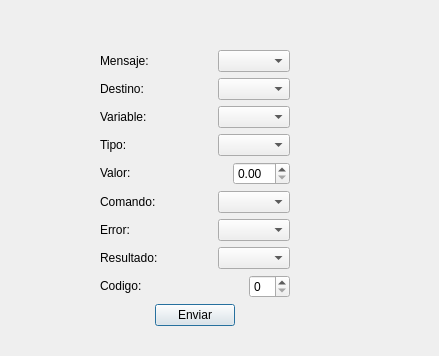
The window that enviar_mensaje.ui (arukagiri/interfazLAC) describes before a commit, drawn with Qt 5.
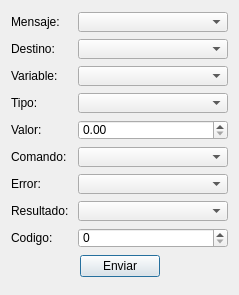
The same window after the commit.

```diff
--- a/enviar_mensaje.ui
+++ b/enviar_mensaje.ui
@@ -6,37 +6,16 @@
    <rect>
     <x>0</x>
     <y>0</y>
-    <width>439</width>
-    <height>356</height>
+    <width>237</width>
+    <height>295</height>
    </rect>
   </property>
   <property name="windowTitle">
    <string>Dialog</string>
   </property>
-  <widget class="QWidget" name="layoutWidget">
-   <property name="geometry">
-    <rect>
-     <x>90</x>
-     <y>40</y>
-     <width>210</width>
-     <height>297</height>
-    </rect>
-   </property>
    <layout class="QVBoxLayout" name="verticalLayout">
-    <property name="leftMargin">
-     <number>10</number>
-    </property>
-    <property name="topMargin">
-     <number>10</number>
-    </property>
-    <property name="rightMargin">
-     <number>10</number>
-    </property>
-    <property name="bottomMargin">
-     <number>10</number>
-    </property>
     <item>
-     <layout class="QHBoxLayout" name="horizontalLayout_8">
+    <layout class="QHBoxLayout" name="horizontalLayout">
       <item>
        <widget class="QLabel" name="label_2">
         <property name="sizePolicy">
@@ -74,12 +53,24 @@
           <verstretch>0</verstretch>
          </sizepolicy>
         </property>
+       <property name="minimumSize">
+        <size>
+         <width>150</width>
+         <height>20</height>
+        </size>
+       </property>
+       <property name="maximumSize">
+        <size>
+         <width>150</width>
+         <height>20</height>
+        </size>
+       </property>
        </widget>
       </item>
      </layout>
     </item>
     <item>
-     <layout class="QHBoxLayout" name="horizontalLayout_7">
+    <layout class="QHBoxLayout" name="horizontalLayout_2">
       <item>
        <widget class="QLabel" name="label">
         <property name="sizePolicy">
@@ -117,12 +108,24 @@
           <verstretch>0</verstretch>
          </sizepolicy>
         </property>
+       <property name="minimumSize">
+        <size>
+         <width>150</width>
+         <height>20</height>
+        </size>
+       </property>
+       <property name="maximumSize">
+        <size>
+         <width>150</width>
+         <height>20</height>
+        </size>
+       </property>
        </widget>
       </item>
      </layout>
     </item>
     <item>
-     <layout class="QHBoxLayout" name="horizontalLayout_6">
+    <layout class="QHBoxLayout" name="horizontalLayout_3">
       <item>
        <widget class="QLabel" name="label_variable">
         <property name="sizePolicy">
@@ -160,12 +163,24 @@
           <verstretch>0</verstretch>
          </sizepolicy>
         </property>
+       <property name="minimumSize">
+        <size>
+         <width>150</width>
+         <height>20</height>
+        </size>
+       </property>
+       <property name="maximumSize">
+        <size>
+         <width>150</width>
+         <height>20</height>
+        </size>
+       </property>
        </widget>
       </item>
      </layout>
     </item>
     <item>
-     <layout class="QHBoxLayout" name="horizontalLayout_10">
+    <layout class="QHBoxLayout" name="horizontalLayout_4">
       <item>
        <widget class="QLabel" name="label_9">
         <property name="sizePolicy">
@@ -203,6 +218,18 @@
           <verstretch>0</verstretch>
          </sizepolicy>
         </property>
+       <property name="minimumSize">
+        <size>
+         <width>150</width>
+         <height>20</height>
+        </size>
+       </property>
+       <property name="maximumSize">
+        <size>
+         <width>150</width>
+         <height>20</height>
+        </size>
+       </property>
        </widget>
       </item>
      </layout>
@@ -246,12 +273,24 @@
           <verstretch>0</verstretch>
          </sizepolicy>
         </property>
+       <property name="minimumSize">
+        <size>
+         <width>150</width>
+         <height>20</height>
+        </size>
+       </property>
+       <property name="maximumSize">
+        <size>
+         <width>150</width>
+         <height>20</height>
+        </size>
+       </property>
        </widget>
       </item>
      </layout>
     </item>
     <item>
-     <layout class="QHBoxLayout" name="horizontalLayout_4">
+    <layout class="QHBoxLayout" name="horizontalLayout_6">
       <item>
        <widget class="QLabel" name="label_4">
         <property name="sizePolicy">
@@ -289,12 +328,24 @@
           <verstretch>0</verstretch>
          </sizepolicy>
         </property>
+       <property name="minimumSize">
+        <size>
+         <width>150</width>
+         <height>20</height>
+        </size>
+       </property>
+       <property name="maximumSize">
+        <size>
+         <width>150</width>
+         <height>20</height>
+        </size>
+       </property>
        </widget>
       </item>
      </layout>
     </item>
     <item>
-     <layout class="QHBoxLayout" name="horizontalLayout_3">
+    <layout class="QHBoxLayout" name="horizontalLayout_7">
       <item>
        <widget class="QLabel" name="label_6">
         <property name="sizePolicy">
@@ -332,12 +383,24 @@
           <verstretch>0</verstretch>
          </sizepolicy>
         </property>
+       <property name="minimumSize">
+        <size>
+         <width>150</width>
+         <height>20</height>
+        </size>
+       </property>
+       <property name="maximumSize">
+        <size>
+         <width>150</width>
+         <height>20</height>
+        </size>
+       </property>
        </widget>
       </item>
      </layout>
     </item>
     <item>
-     <layout class="QHBoxLayout" name="horizontalLayout_2">
+    <layout class="QHBoxLayout" name="horizontalLayout_8">
       <item>
        <widget class="QLabel" name="label_8">
         <property name="sizePolicy">
@@ -375,12 +438,24 @@
           <verstretch>0</verstretch>
          </sizepolicy>
         </property>
+       <property name="minimumSize">
+        <size>
+         <width>150</width>
+         <height>20</height>
+        </size>
+       </property>
+       <property name="maximumSize">
+        <size>
+         <width>150</width>
+         <height>20</height>
+        </size>
+       </property>
        </widget>
       </item>
      </layout>
     </item>
     <item>
-     <layout class="QHBoxLayout" name="horizontalLayout">
+    <layout class="QHBoxLayout" name="horizontalLayout_10">
       <item>
        <widget class="QLabel" name="label_7">
         <property name="sizePolicy">
@@ -418,6 +493,18 @@
           <verstretch>0</verstretch>
          </sizepolicy>
         </property>
+       <property name="minimumSize">
+        <size>
+         <width>150</width>
+         <height>20</height>
+        </size>
+       </property>
+       <property name="maximumSize">
+        <size>
+         <width>150</width>
+         <height>20</height>
+        </size>
+       </property>
        </widget>
       </item>
      </layout>
@@ -460,7 +547,6 @@
      </layout>
     </item>
    </layout>
-  </widget>
  </widget>
  <resources/>
  <connections/>
```
Lines whose indentation alone changed are shown as unchanged.
